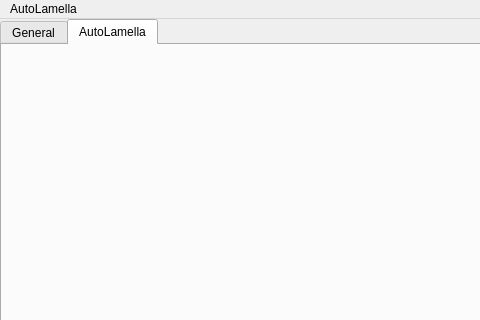
The window that UI.ui (DeMarcoLab/autolamella) describes before a commit, drawn with Qt 5; both pictures show x 0 to 480 and y 0 to 320 of the 950 by 850 pixel window.
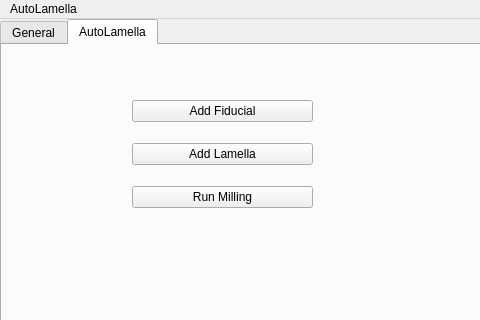
The same window after the commit. The open tabs and pages were chosen to show the change.

```diff
--- a/UI.ui
+++ b/UI.ui
@@ -133,6 +133,39 @@
      <attribute name="title">
       <string>AutoLamella</string>
      </attribute>
+     <widget class="QWidget" name="gridLayoutWidget">
+      <property name="geometry">
+       <rect>
+        <x>130</x>
+        <y>40</y>
+        <width>181</width>
+        <height>141</height>
+       </rect>
+      </property>
+      <layout class="QGridLayout" name="gridLayout">
+       <item row="0" column="0">
+        <widget class="QPushButton" name="pushButton">
+         <property name="text">
+          <string>Add Fiducial</string>
+         </property>
+        </widget>
+       </item>
+       <item row="1" column="0">
+        <widget class="QPushButton" name="pushButton_2">
+         <property name="text">
+          <string>Add Lamella</string>
+         </property>
+        </widget>
+       </item>
+       <item row="2" column="0">
+        <widget class="QPushButton" name="pushButton_3">
+         <property name="text">
+          <string>Run Milling</string>
+         </property>
+        </widget>
+       </item>
+      </layout>
+     </widget>
     </widget>
    </widget>
    <widget class="QWidget" name="verticalLayoutWidget_2">
```
Left out of the diff: 2 changed lines with no effect on the pictures.
